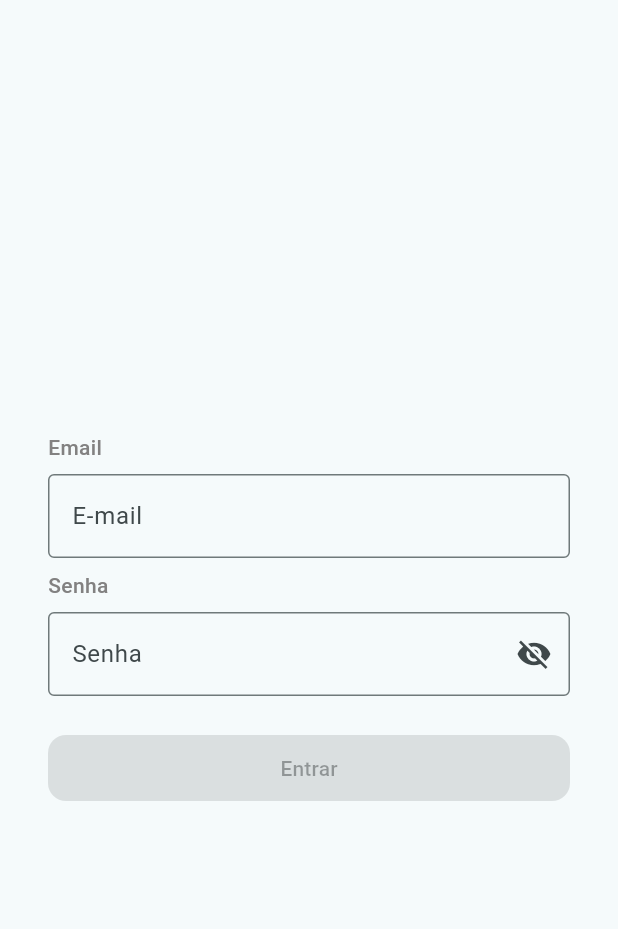
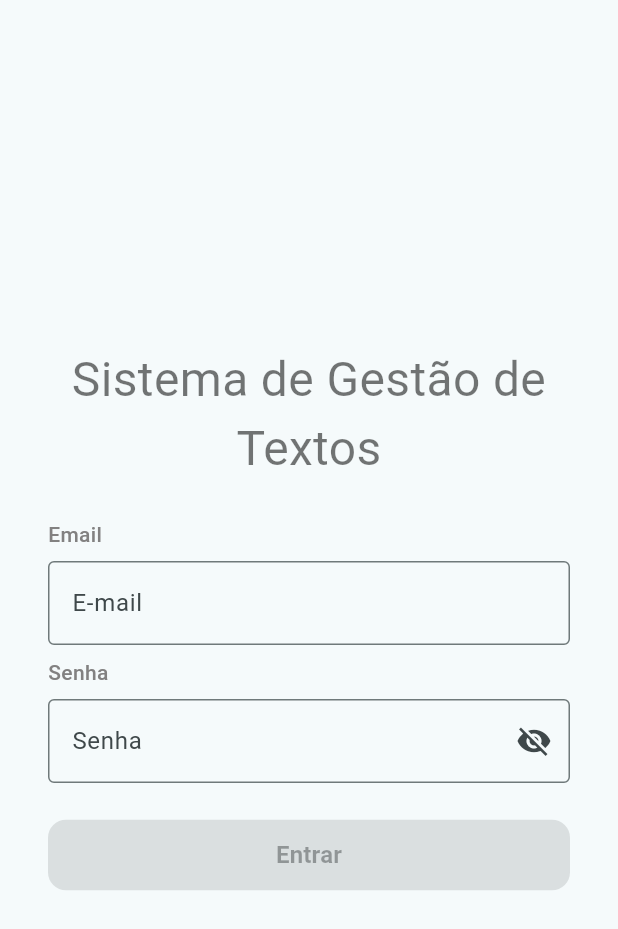
Before and after one commit to AmandaFonseca/flutter_grid_info, a Flutter app: the screen it shows after launch, on a phone screen of 412 x 824 dp. Shown: the top 929 px of the screen. Run offline on Flutter 3.47's test engine with Material 3 defaults, Android fonts, the phone set to English and light mode, and no system bars; our stand-ins replace dartz, equatable, fl_chart, flutter_dotenv, flutter_mobx, get_it and 3 more; generated files the repository leaves out were written again.

Commit message:
style: inserindo fontes no themeData

```diff
--- a/lib/core/components/themes/custom_theme.dart
+++ b/lib/core/components/themes/custom_theme.dart
@@ -1,5 +1,6 @@
 import 'package:flutter/material.dart';
 import 'package:flutter_grid_info/core/components/themes/custom_colors.dart';
+import 'package:google_fonts/google_fonts.dart';
 
 ThemeData customTheme = ThemeData(
   useMaterial3: true,
@@ -25,5 +26,27 @@ ThemeData customTheme = ThemeData(
       padding: EdgeInsets.symmetric(horizontal: 24, vertical: 12),
     ),
   ),
+  textTheme: TextTheme(
+    // Títulos de telas AppBar
+    displayMedium: TextStyle(
+      fontSize: 20,
+      fontWeight: FontWeight.bold,
+      color: Color(0xff3E3030),
+    ),
+    // Cards
+    bodyLarge: TextStyle(
+      fontSize: 16,
+      fontWeight: FontWeight.normal,
+      color: Colors.black87,
+    ),
+    // Rótulos
+    bodyMedium: TextStyle(fontSize: 14, color: Colors.black54),
+    // Valores numéricos
+    labelLarge: TextStyle(
+      fontSize: 16,
+      fontWeight: FontWeight.bold,
+      color: Color(0xff3E3030),
+    ),
+  ),
   brightness: Brightness.light,
 );
--- a/lib/features/features_login/presentation/pages/login_screen.dart
+++ b/lib/features/features_login/presentation/pages/login_screen.dart
@@ -22,6 +22,16 @@ class _LoginScreenState extends State<LoginScreen> {
         child: Column(
           mainAxisAlignment: MainAxisAlignment.center,
           children: [
+            Column(
+              children: [
+                Text(
+                  "Sistema de Gestão de Textos",
+                  textAlign: TextAlign.center,
+                  style: TextStyle(fontSize: 32),
+                ),
+              ],
+            ),
+            const SizedBox(height: 24),
             Column(
               crossAxisAlignment: CrossAxisAlignment.start,
               children: [
--- a/pubspec.yaml
+++ b/pubspec.yaml
@@ -45,6 +45,7 @@ dependencies:
   get_it: ^7.7.0
   test_api: ^0.7.7
   fl_chart: ^1.2.0
+  google_fonts: ^8.0.2
 
 dev_dependencies:
   flutter_test:
```
